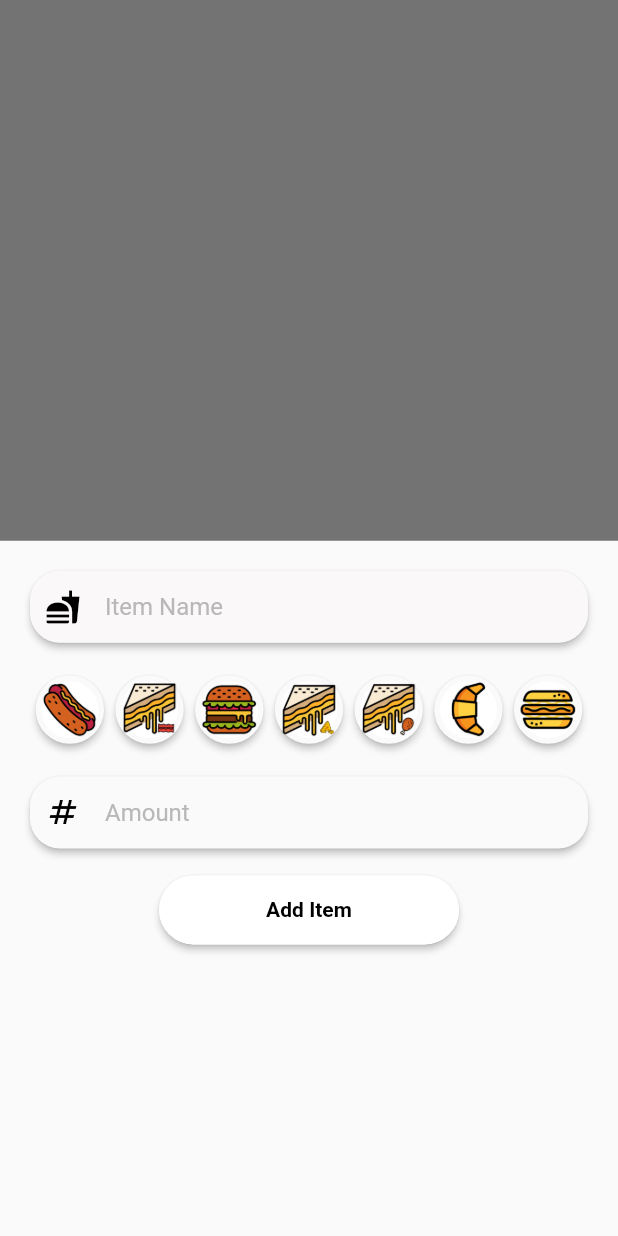
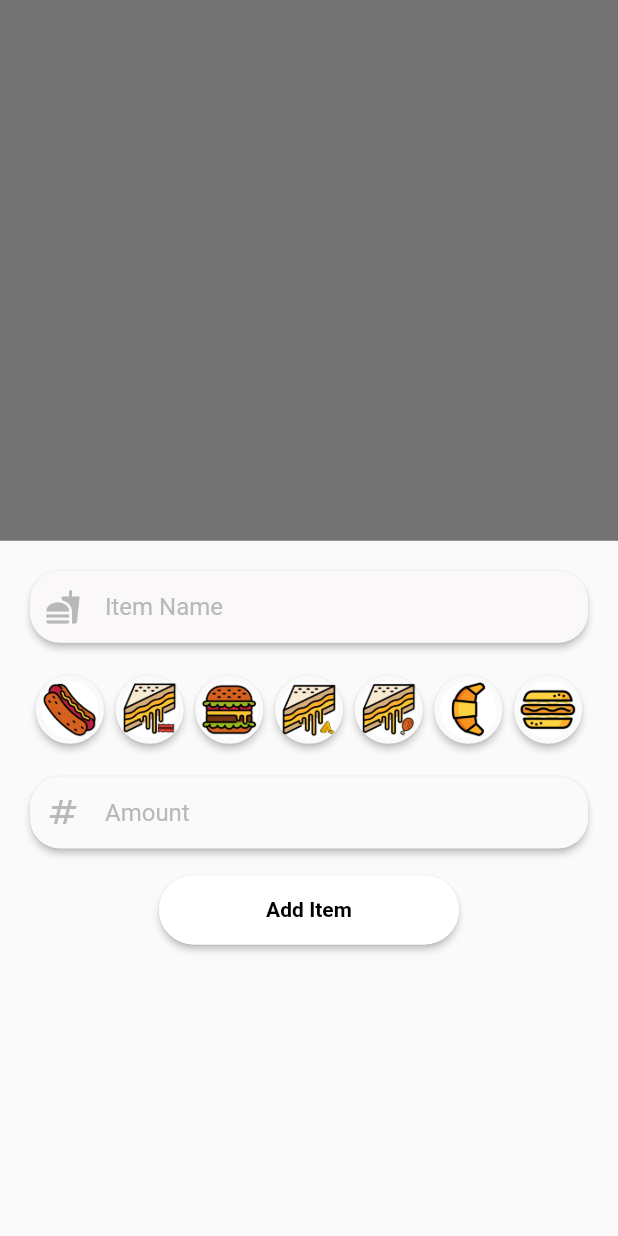
Before and after one commit to Morne-le-Roux/order-up, a Flutter app: the screen it shows after launch, after a tap on the "add" icon, on a phone screen of 412 x 824 dp. Run offline on Flutter 3.47's test engine with Material 2 defaults, Android fonts, the phone set to English and light mode, and no system bars; our stand-ins replace get, shared_preferences.

Commit message:
changed styling

```diff
--- a/lib/components/bottomsheet.dart
+++ b/lib/components/bottomsheet.dart
@@ -78,7 +78,7 @@ class _AddMenuItemBottomSheetState extends State<AddMenuItemBottomSheet> {
                       hintStyle: kHintTextStyle,
                       icon: Icon(
                         Icons.numbers,
-                        color: kPrimaryColor,
+                        color: Color.fromARGB(210, 170, 170, 170),
                       ),
                       border: InputBorder.none),
                 ),
--- a/lib/components/text_input.dart
+++ b/lib/components/text_input.dart
@@ -34,7 +34,7 @@ class TextInput extends StatelessWidget {
             hintStyle: kHintTextStyle,
             icon: Icon(
               Icons.fastfood,
-              color: kPrimaryColor,
+              color: Color.fromARGB(210, 170, 170, 170),
             ),
           ),
         ),
```
